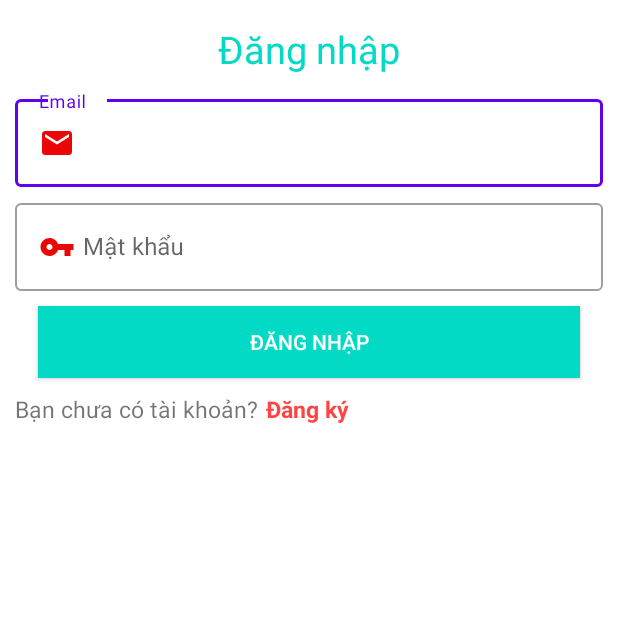
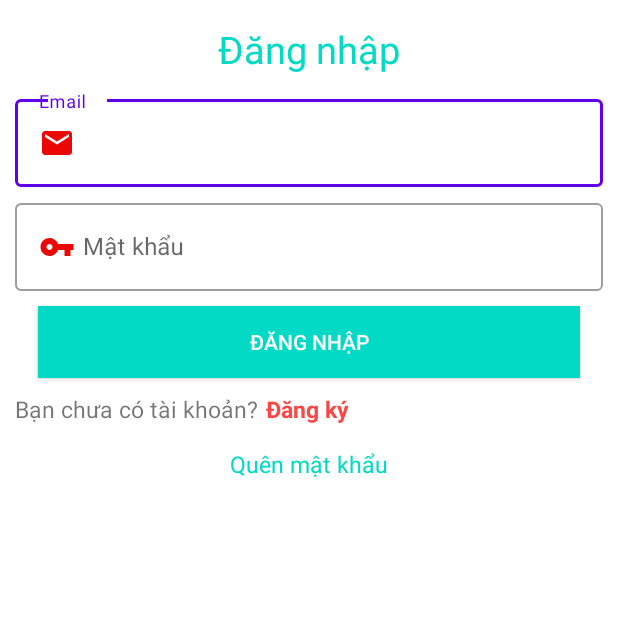
Before and after one commit to Nguyenvsang/AppBanDoChoi, an Android app: the screen it shows after launch (DangNhapActivity), on a phone screen of 412 x 824 dp, the top half of it. Run offline under Robolectric (Android 15) with nearby library versions, the phone set to English and light mode, and no system bars.

Commit message:
cập nhật giao diện quên mật khẩu

```diff
--- a/app/src/main/AndroidManifest.xml
+++ b/app/src/main/AndroidManifest.xml
@@ -13,6 +13,9 @@
         android:supportsRtl="true"
         android:theme="@style/Theme.AppBanDoChoi"
         tools:targetApi="31">
+        <activity
+            android:name=".ResetPassActivity"
+            android:exported="false" />
         <activity
             android:name=".GioHangActivity"
             android:exported="false" />
--- a/app/src/main/res/layout/activity_chi_tiet.xml
+++ b/app/src/main/res/layout/activity_chi_tiet.xml
@@ -14,6 +14,7 @@
         android:layout_width="match_parent"
         android:layout_height="?attr/actionBarSize">
         <FrameLayout
+            android:id="@+id/framegiohang"
             android:layout_marginRight="10dp"
             android:layout_gravity="right"
             android:layout_width="55dp"
--- a/app/src/main/res/layout/activity_dang_nhap.xml
+++ b/app/src/main/res/layout/activity_dang_nhap.xml
@@ -67,6 +67,7 @@
         android:layout_width="match_parent"
         android:layout_height="wrap_content"/>
     <LinearLayout
+        android:id="@+id/line6"
         android:layout_marginTop="10dp"
         android:layout_marginLeft="10dp"
         android:layout_marginRight="10dp"
@@ -89,5 +90,15 @@
             android:layout_height="wrap_content"/>
 
     </LinearLayout>
+    <TextView
+        app:layout_constraintTop_toBottomOf="@id/line6"
+        android:layout_marginTop="15dp"
+        android:text="Quên mật khẩu"
+        android:textColor="@color/colortext"
+        android:textSize="15sp"
+        android:gravity="center"
+        android:id="@+id/txtresetpass"
+        android:layout_width="match_parent"
+        android:layout_height="wrap_content"/>
 
 </androidx.constraintlayout.widget.ConstraintLayout>
```
Also changed, not shown: app/src/main/java/com/example/appbandochoi/activity/ResetPassActivity.java (added, +16 -0 lines), app/src/main/res/layout/activity_reset_pass.xml (added, +39 -0 lines).
